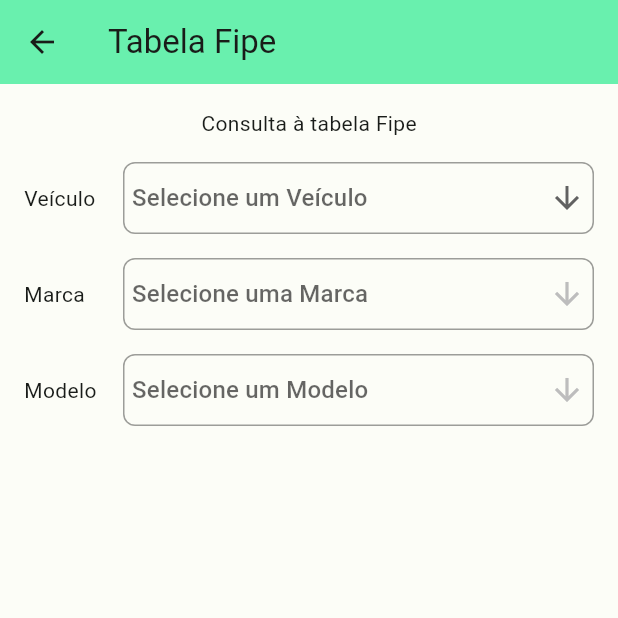
After one commit to DanielYukio/Projeto-em-flutter, a Flutter app: the ConsultaFipeView screen opened by its route, on a phone screen of 412 x 824 dp, the top half of it. The commit adds this screen. Run offline on Flutter 3.47's test engine with Material 2 defaults, Android fonts, the phone set to English and light mode, and no system bars; our stand-ins replace badges, dio, sqflite; missing offline and left inert: dio_cache_interceptor, dio_cache_interceptor_hive_store; accounts and stored records are empty.

Commit message:
Consumo de APIs

```diff
--- a/lib/aula12/view/cardapio_view.dart
+++ b/lib/aula12/view/cardapio_view.dart
@@ -15,6 +15,8 @@ class CardapioView extends StatelessWidget {
 
     return Scaffold(
       appBar: AppBar(
+        title: const Text('Lista de Produtos'),
+        backgroundColor: Colors.greenAccent,
         actions: [
           Padding(
             padding: const EdgeInsets.all(16.0),
--- a/lib/aula12/view/pedido_view.dart
+++ b/lib/aula12/view/pedido_view.dart
@@ -11,6 +11,10 @@ class PedidoView extends StatelessWidget {
     var carrinho = context.watch<CarrinhoModel>();
 
     return Scaffold(
+      appBar: AppBar(
+        title: const Text('Carrinho de Compras'),
+        backgroundColor: Colors.limeAccent,
+      ),
       body: Padding(
         padding: const EdgeInsets.all(12.0),
         child: Column(
--- a/lib/aula14/aula14.dart
+++ b/lib/aula14/aula14.dart
@@ -19,7 +19,7 @@ class Aula14 extends StatelessWidget {
             SizedBox(
               width: 250,
               child: ElevatedButton(
-                onPressed: () => testatBanco(),
+                onPressed: testatBanco,
                 child: const Text('Executar demo do BD'),
               ),
             )
--- a/lib/aula14/view/lista_alunos_view.dart
+++ b/lib/aula14/view/lista_alunos_view.dart
@@ -39,7 +39,10 @@ class _ListaAlunosViewState extends State<ListaAlunosView> {
   @override
   Widget build(BuildContext context) {
     return Scaffold(
-      appBar: AppBar(title: const Text('Lista de Alunos')),
+      appBar: AppBar(
+        title: const Text('Lista de Alunos'),
+        backgroundColor: Colors.greenAccent,
+      ),
       body: Column(
         children: [
           Padding(
--- /dev/null
+++ b/lib/aula15/classes/marca.dart
@@ -0,0 +1,52 @@
+import 'dart:convert';
+
+class Marca {
+  final String codigo;
+  final String nome;
+  Marca({
+    required this.codigo,
+    required this.nome,
+  });
+
+  Marca copyWith({
+    String? codigo,
+    String? nome,
+  }) {
+    return Marca(
+      codigo: codigo ?? this.codigo,
+      nome: nome ?? this.nome,
+    );
+  }
+
+  Map<String, dynamic> toMap() {
+    return <String, dynamic>{
+      'codigo': codigo,
+      'nome': nome,
+    };
+  }
+
+  factory Marca.fromMap(Map<String, dynamic> map) {
+    return Marca(
+      codigo: map['codigo'] as String,
+      nome: map['nome'] as String,
+    );
+  }
+
+  String toJson() => json.encode(toMap());
+
+  factory Marca.fromJson(String source) =>
+      Marca.fromMap(json.decode(source) as Map<String, dynamic>);
+
+  @override
+  String toString() => 'Marca(codigo: $codigo, nome: $nome)';
+
+  @override
+  bool operator ==(covariant Marca other) {
+    if (identical(this, other)) return true;
+
+    return other.codigo == codigo && other.nome == nome;
+  }
+
+  @override
+  int get hashCode => codigo.hashCode ^ nome.hashCode;
+}
--- /dev/null
+++ b/lib/aula15/classes/modelo.dart
@@ -0,0 +1,52 @@
+import 'dart:convert';
+
+class Modelo {
+  final int codigo;
+  final String nome;
+  Modelo({
+    required this.codigo,
+    required this.nome,
+  });
+
+  Modelo copyWith({
+    int? codigo,
+    String? nome,
+  }) {
+    return Modelo(
+      codigo: codigo ?? this.codigo,
+      nome: nome ?? this.nome,
+    );
+  }
+
+  Map<String, dynamic> toMap() {
+    return <String, dynamic>{
+      'codigo': codigo,
+      'nome': nome,
+    };
+  }
+
+  factory Modelo.fromMap(Map<String, dynamic> map) {
+    return Modelo(
+      codigo: map['codigo'] as int,
+      nome: map['nome'] as String,
+    );
+  }
+
+  String toJson() => json.encode(toMap());
+
+  factory Modelo.fromJson(String source) =>
+      Modelo.fromMap(json.decode(source) as Map<String, dynamic>);
+
+  @override
+  String toString() => 'Modelo(codigo: $codigo, nome: $nome)';
+
+  @override
+  bool operator ==(covariant Modelo other) {
+    if (identical(this, other)) return true;
+
+    return other.codigo == codigo && other.nome == nome;
+  }
+
+  @override
+  int get hashCode => codigo.hashCode ^ nome.hashCode;
+}
--- /dev/null
+++ b/lib/aula15/http/dio_client.dart
@@ -0,0 +1,31 @@
+import 'package:dio/dio.dart';
+import 'package:dio_cache_interceptor/dio_cache_interceptor.dart';
+import 'package:dio_cache_interceptor_hive_store/dio_cache_interceptor_hive_store.dart';
+import 'package:path_provider/path_provider.dart';
+
+class DioClient {
+  static Dio? _dio;
+
+  static Future<Dio> get instance async {
+    if (_dio == null) {
+      var dir = await getTemporaryDirectory();
+
+      _dio = Dio(
+        BaseOptions(
+          baseUrl: 'https://parallelum.com.br/fipe/api/v1',
+          connectTimeout: const Duration(seconds: 5),
+          persistentConnection: true,
+        ),
+      )..interceptors.add(
+          DioCacheInterceptor(
+            options: CacheOptions(
+              store: HiveCacheStore(dir.path),
+              policy: CachePolicy.forceCache,
+              maxStale: const Duration(days: 30),
+            ),
+          ),
+        );
+    }
+    return _dio!;
+  }
+}
--- /dev/null
+++ b/lib/aula15/view/consulta_fipe_view.dart
@@ -0,0 +1,206 @@
+import 'package:dio/dio.dart';
+import 'package:flutter/material.dart';
+import 'package:projetobase/aula15/http/dio_client.dart';
+import 'package:projetobase/aula15/widget/fipe_dropdown_button.dart';
+
+import '../classes/marca.dart';
+import '../classes/modelo.dart';
+
+class ConsultaFipeView extends StatefulWidget {
+  const ConsultaFipeView({super.key});
+
+  @override
+  State<ConsultaFipeView> createState() => _ConsultaFipeViewState();
+}
+
+class _ConsultaFipeViewState extends State<ConsultaFipeView> {
+  late Dio _dio;
+  final _veiculos = ['Carros', 'Motos', 'Caminhoes'];
+  List<Marca> _marcas = [];
+  List<Modelo> _modelos = [];
+
+  String? _veiculo;
+  Marca? _marca;
+  Modelo? _modelo;
+
+  var _carregandoMarcas = false;
+  var _carregandoModelos = false;
+
+  void _serverError() {
+    ScaffoldMessenger.of(context).showSnackBar(
+      const SnackBar(
+        content: SizedBox(
+          height: 16,
+          child: Center(
+            child: Text('Erro no Servidor'),
+          ),
+        ),
+      ),
+    );
+  }
+
+  Future<void> mudarVeiculo(novo) async {
+    var backup = _veiculo;
+    setState(() {
+      _veiculo = novo;
+      _carregandoMarcas = true;
+    });
+
+    try {
+      var response = await _dio.get('/${_veiculo!.toLowerCase()}/marcas');
+      _marcas = response.data.map<Marca>((m) => Marca.fromMap(m)).toList();
+      _marca = null;
+    } on DioException catch (_) {
+      _serverError();
+      _veiculo = backup;
+    }
+
+    setState(() {
+      _carregandoMarcas = false;
+    });
+  }
+
+  Future<void> mudarMarca(nova) async {
+    var backup = _marca;
+    setState(() {
+      _marca = _marcas.singleWhere((m) => m.codigo == nova);
+      _carregandoModelos = true;
+    });
+
+    try {
+      var response =
+          await _dio.get('/${_veiculo!.toLowerCase()}/marcas/$nova/modelos');
+      _modelos = response.data['modelos']
+          .map<Modelo>((m) => Modelo.fromMap(m))
+          .toList();
+      _modelo = null;
+    } on DioException catch (_) {
+      _serverError();
+      _marca = backup;
+    }
+
+    setState(() {
+      // _veiculo = novo;
+      _carregandoModelos = false;
+    });
+  }
+
+  @override
+  void initState() {
+    DioClient.instance.then((instance) => _dio = instance);
+    super.initState();
+  }
+
+  @override
+  Widget build(BuildContext context) {
+    return SafeArea(
+      child: Scaffold(
+        appBar: AppBar(
+          title: const Text('Tabela Fipe'),
+          backgroundColor: Colors.greenAccent,
+        ),
+        body: SingleChildScrollView(
+          child: Padding(
+            padding: const EdgeInsets.all(16),
+            child: Center(
+              child: Column(
+                children: [
+                  const Text('Consulta à tabela Fipe'),
+                  const SizedBox(height: 16),
+                  SizedBox(
+                    height: 48,
+                    child: Row(
+                      mainAxisAlignment: MainAxisAlignment.center,
+                      children: [
+                        const SizedBox(
+                          width: 50,
+                          child: Text('Veículo'),
+                        ),
+                        const SizedBox(width: 16),
+                        Expanded(
+                          child: FipeDropdownButton(
+                            hint: 'Selecione um Veículo',
+                            value: _veiculo,
+                            items: _veiculos
+                                .map(
+                                  (v) => DropdownMenuItem(
+                                    value: v,
+                                    child: Text(v),
+                                  ),
+                                )
+                                .toList(),
+                            onChangeFunc: mudarVeiculo,
+                          ),
+                        )
+                      ],
+                    ),
+                  ),
+                  const SizedBox(height: 16),
+                  SizedBox(
+                    height: 48,
+                    child: Row(
+                      mainAxisAlignment: MainAxisAlignment.center,
+                      children: [
+                        const SizedBox(
+                          width: 50,
+                          child: Text('Marca'),
+                        ),
+                        const SizedBox(width: 16),
+                        Expanded(
+                          child: FipeDropdownButton(
+                            loading: _carregandoMarcas,
+                            hint: 'Selecione uma Marca',
+                            value: _marca?.codigo,
+                            items: _marcas
+                                .map(
+                                  (m) => DropdownMenuItem(
+                                    value: m.codigo,
+                                    child: Text(m.nome),
+                                  ),
+                                )
+                                .toList(),
+                            onChangeFunc: mudarMarca,
+                          ),
+                        )
+                      ],
+                    ),
+                  ),
+                  const SizedBox(height: 16),
+                  SizedBox(
+                    height: 48,
+                    child: Row(
+                      mainAxisAlignment: MainAxisAlignment.center,
+                      children: [
+                        const SizedBox(
+                          width: 50,
+                          child: Text('Modelo'),
+                        ),
+                        const SizedBox(width: 16),
+                        Expanded(
+                          child: FipeDropdownButton(
+                            loading: _carregandoModelos,
+                            hint: 'Selecione um Modelo',
+                            value: _modelo?.codigo.toString(),
+                            items: _modelos
+                                .map(
+                                  (m) => DropdownMenuItem(
+                                    value: m.codigo.toString(),
+                                    child: Text(m.nome),
+                                  ),
+                                )
+                                .toList(),
+                            onChangeFunc: mudarMarca,
+                          ),
+                        )
+                      ],
+                    ),
+                  ),
+                ],
+              ),
+            ),
+          ),
+        ),
+      ),
+    );
+  }
+}
--- /dev/null
+++ b/lib/aula15/widget/fipe_dropdown_button.dart
@@ -0,0 +1,45 @@
+import 'package:flutter/material.dart';
+
+class FipeDropdownButton extends StatelessWidget {
+  const FipeDropdownButton({
+    super.key,
+    this.value,
+    this.loading = false,
+    required this.hint,
+    required this.items,
+    required this.onChangeFunc,
+  });
+
+  final bool loading;
+  final String? value;
+  final String hint;
+  final List<DropdownMenuItem<String>> items;
+  final void Function(String?) onChangeFunc;
+
+  @override
+  Widget build(BuildContext context) {
+    return loading
+        ? const LinearProgressIndicator()
+        : Container(
+            decoration: BoxDecoration(
+              border: Border.all(color: Colors.black38),
+              borderRadius: const BorderRadius.all(Radius.circular(8)),
+            ),
+            child: Padding(
+              padding: const EdgeInsets.only(left: 5, right: 5),
+              child: DropdownButtonHideUnderline(
+                child: DropdownButton(
+                  underline: null,
+                  borderRadius: const BorderRadius.all(Radius.circular(10)),
+                  hint: Text(hint),
+                  isExpanded: true,
+                  value: value,
+                  icon: const Icon(Icons.arrow_downward),
+                  items: items,
+                  onChanged: onChangeFunc,
+                ),
+              ),
+            ),
+          );
+  }
+}
--- a/lib/main.dart
+++ b/lib/main.dart
@@ -10,6 +10,7 @@ import 'package:projetobase/aula12/view/cardapio_view.dart';
 import 'package:projetobase/aula12/view/pedido_view.dart';
 import 'package:projetobase/aula13/theme/color_schemes2.g.dart';
 import 'package:projetobase/aula14/view/lista_alunos_view.dart';
+import 'package:projetobase/aula15/view/consulta_fipe_view.dart';
 import 'package:provider/provider.dart';
 
 import 'aula14/aula14.dart';
@@ -52,6 +53,7 @@ class MyApp extends StatelessWidget {
         '/pedidos': (context) => const PedidoView(),
         '/aula14': (context) => const Aula14(),
         '/listaAlunos': (context) => const ListaAlunosView(),
+        '/consultaFipe': (context) => const ConsultaFipeView(),
       },
     );
   }
--- a/pubspec.yaml
+++ b/pubspec.yaml
@@ -31,6 +31,10 @@ environment:
 dependencies:
   flutter:
     sdk: flutter
+  dio: ^5.2.1+1
+  dio_cache_interceptor: ^3.4.2
+  dio_cache_interceptor_hive_store: ^3.2.1
+  path_provider: ^2.0.15
   sqflite: ^2.2.8+4
   sqflite_common: ^2.4.5+1
   collection: ^1.16.0
```
Also changed, not shown: lib/aula08/aula08.dart (+12 -3 lines), lib/aula15/classes/ano.dart (added, +53 -0 lines), lib/aula15/classes/dados_tabela_fibe.dart (added, +115 -0 lines), pubspec.lock.
